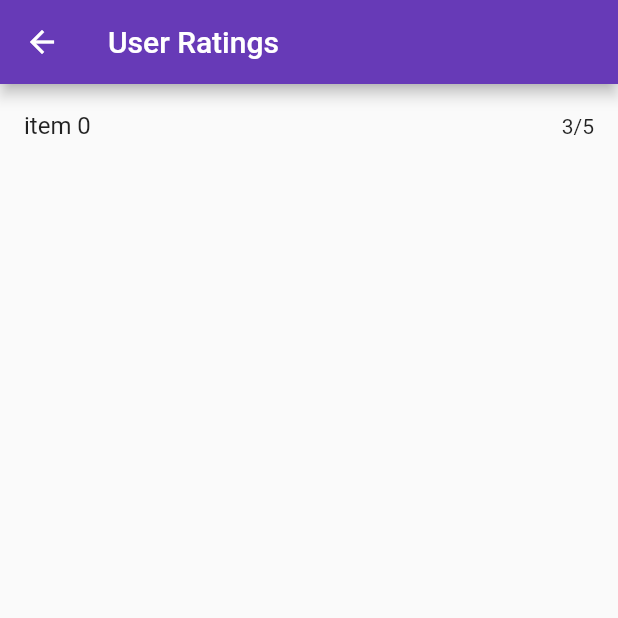
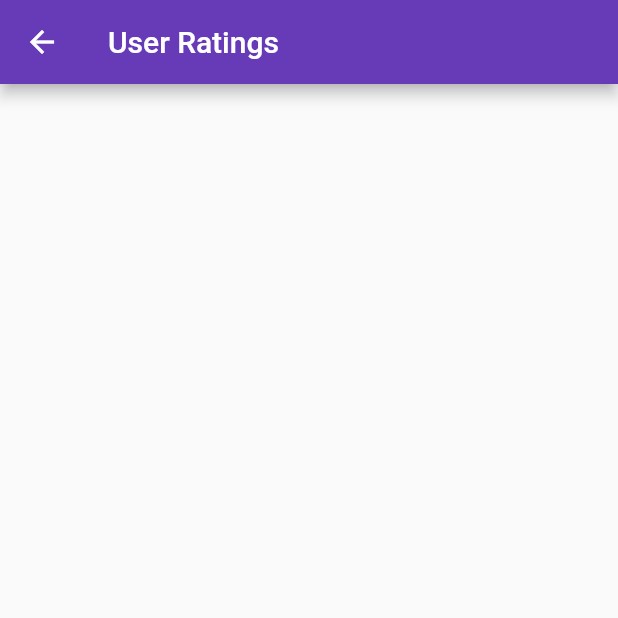
Before and after one commit to srastiv/ItemRating, a Flutter app: the UserRatings screen opened directly, on a phone screen of 412 x 824 dp, the top half of it. Run offline on Flutter 3.47's test engine with Material 2 defaults, Android fonts, the phone set to English and light mode, and no system bars; our stand-ins replace flutter_rating_bar; missing offline and left inert: dart:ffi.

Commit message:
ratings page updated

```diff
--- a/lib/login.dart
+++ b/lib/login.dart
@@ -2,7 +2,7 @@ import 'package:flutter/material.dart';
 import 'package:item_rating/utilities/constants.dart';
 import 'package:provider/provider.dart';
 import 'username_page.dart';
-import 'models/list_of_items.dart';
+import 'models/item_Provider.dart';
 
 class Login extends StatelessWidget {
   Login({Key? key}) : super(key: key);
--- a/lib/main.dart
+++ b/lib/main.dart
@@ -1,7 +1,7 @@
 import 'package:flutter/material.dart';
-import 'package:item_rating/models/list_of_items.dart';
+import 'package:item_rating/models/item_Provider.dart';
 import 'package:provider/provider.dart';
-import 'models/list_of_items.dart';
+import 'models/item_Provider.dart';
 import 'login.dart';
 
 void main() {
--- /dev/null
+++ b/lib/models/item_Provider.dart
@@ -0,0 +1,29 @@
+import 'dart:ffi';
+
+import 'package:flutter/material.dart';
+import 'package:item_rating/user_ratings.dart';
+import 'item_attributes.dart';
+import '../login.dart';
+
+class ListOfItems extends ChangeNotifier {
+  List<Item> items = [
+    Item(title: 'Jeans', userRating: 0),
+    Item(title: 'Shirt', userRating: 0),
+    Item(title: 'Kurta', userRating: 0),
+    Item(title: 'Ethnic', userRating: 0),
+    Item(title: 'Pajamas', userRating: 0),
+    Item(title: 'Earrings', userRating: 0),
+    Item(title: 'Shoes', userRating: 0),
+    Item(title: 'Stilettos', userRating: 0),
+    Item(title: 'Mobile', userRating: 0),
+    Item(title: 'Desktop', userRating: 0),
+  ];
+
+  String? usernameInput;
+
+  getList() {
+    return items;
+  }
+
+  void notifyListeners();
+}
--- a/lib/models/item_attributes.dart
+++ b/lib/models/item_attributes.dart
@@ -1,4 +1,5 @@
 class Item {
   String? title;
-  Item({this.title});
+  double? userRating;
+  Item({this.title, this.userRating});
 }
--- a/lib/models/list_of_items.dart
+++ /dev/null
@@ -1,21 +0,0 @@
-import 'package:flutter/material.dart';
-import 'item_attributes.dart';
-import '../login.dart';
-
-class ListOfItems extends ChangeNotifier {
-  List<Item> items = [
-    Item(title: 'Jeans'),
-    Item(title: 'Shirt'),
-    Item(title: 'Kurta'),
-    Item(title: 'Ethnic'),
-    Item(title: 'Pajamas'),
-    Item(title: 'Earrings'),
-    Item(title: 'Shoes'),
-    Item(title: 'Stilettos'),
-    Item(title: 'Mobile'),
-    Item(title: 'Desktop'),
-  ];
-
-  String? usernameInput;
-  void notifyListeners();
-}
--- a/lib/user_ratings.dart
+++ b/lib/user_ratings.dart
@@ -1,22 +1,41 @@
 import 'package:flutter/material.dart';
+import 'package:item_rating/models/item_Provider.dart';
+import 'package:item_rating/models/item_attributes.dart';
 import 'package:provider/provider.dart';
 
 class UserRatings extends StatelessWidget {
-  const UserRatings({Key? key}) : super(key: key);
+  UserRatings({Key? key}) : super(key: key);
 
   @override
   Widget build(BuildContext context) {
+    List<Item> list = Provider.of<ListOfItems>(context).getList();
     return Scaffold(
       appBar: AppBar(
-        title: Text('User Ratings'),
+        title: const Text('User Ratings'),
         centerTitle: false,
       ),
       body: ListView.builder(
-        itemCount: 1,
+        itemCount: list.where((element) {
+          return element.userRating! > 0;
+        }).length,
         itemBuilder: ((context, index) {
           return ListTile(
-            title: Text('item 0'),
-            trailing: Text('3/5'),
+            title: Text(Provider.of<ListOfItems>(context).items[index].title!),
+            trailing: RichText(
+              text: TextSpan(
+                style: DefaultTextStyle.of(context).style,
+                children: <TextSpan>[
+                  TextSpan(
+                    text: Provider.of<ListOfItems>(context)
+                        .items[index]
+                        .userRating
+                        .toString(),
+                    style: const TextStyle(fontWeight: FontWeight.bold),
+                  ),
+                  const TextSpan(text: '/5'),
+                ],
+              ),
+            ),
           );
         }),
       ),
```
Also changed, not shown: lib/username_page.dart (+9 -5 lines).
